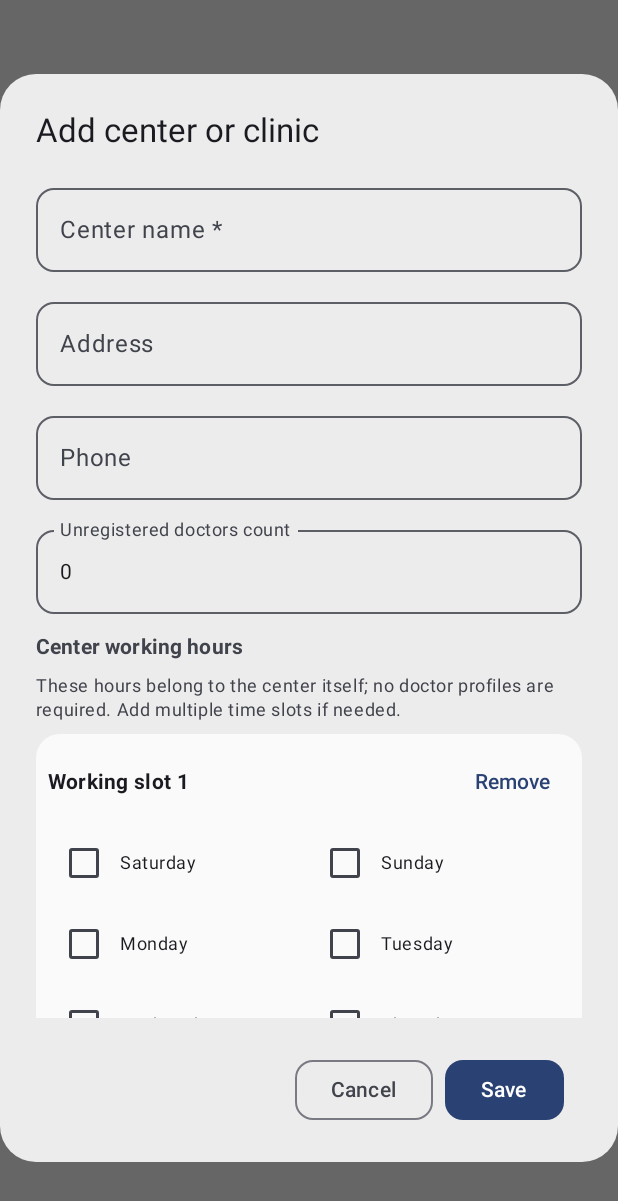
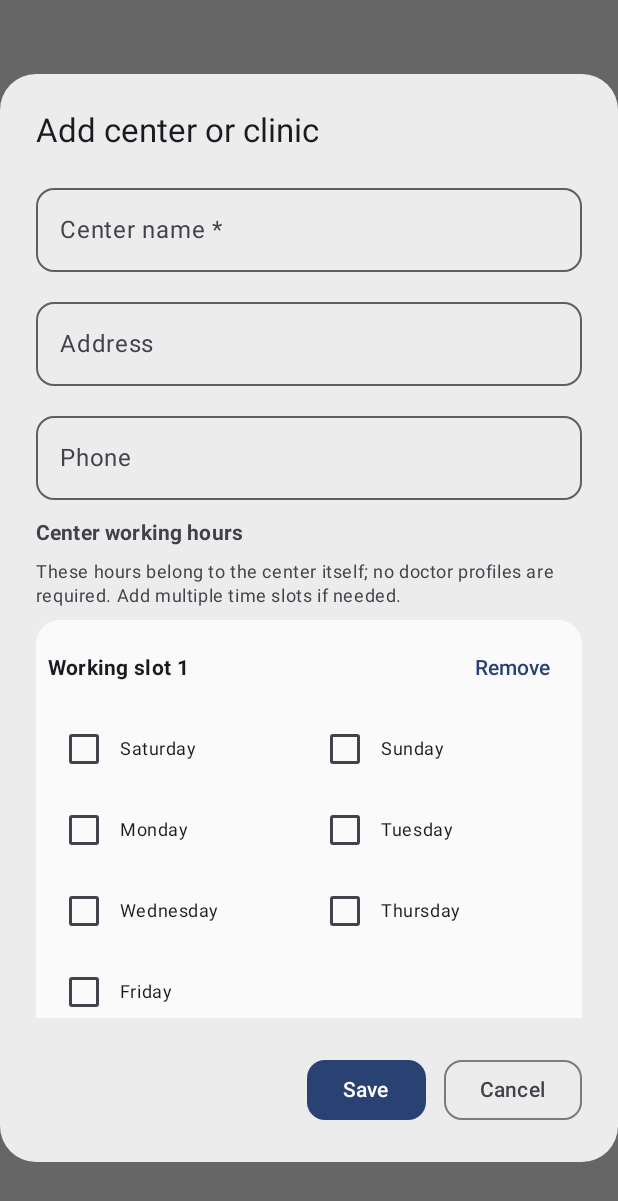
Before and after one commit to mohamed-ramadan-96/Medical-Rep-Manager, an Android app built with Jetpack Compose: the composable CenterFormDialog called with empty values, after a tap on "+ Add working-hours slot", on a phone screen of 412 x 824 dp. Shown: the top 1201 px of the screen. Run offline under Robolectric (Android 15) with nearby library versions, the phone set to English and light mode, and no system bars; our stand-ins replace Room's generated code.

Commit message:
Simplify center form and align working-hours controls

```diff
--- a/app/src/main/java/com/medicalrep/manager/ui/CentersScreen.kt
+++ b/app/src/main/java/com/medicalrep/manager/ui/CentersScreen.kt
@@ -363,7 +363,6 @@ private fun CenterFormDialog(
             }
         )
     }
-    var unregisteredDoctorCount by remember(initial) { mutableStateOf(initial?.unregisteredDoctorCount?.toString() ?: "0") }
     var latitude by remember(initial) { mutableStateOf(initial?.latitude) }
     var longitude by remember(initial) { mutableStateOf(initial?.longitude) }
     var mapUrl by remember(initial) { mutableStateOf(initial?.mapUrl) }
@@ -406,10 +405,6 @@ private fun CenterFormDialog(
                     )
                 }
                 item {
-                    OutlinedTextField(value = unregisteredDoctorCount, onValueChange = { value -> unregisteredDoctorCount = value.filter { it.isDigit() } }, modifier = Modifier.fillMaxWidth(), singleLine = true, shape = MaterialTheme.shapes.small, label = { Text(if (isArabic) "عدد الدكاترة غير المسجلين" else "Unregistered doctors count") })
-                }
-
-                item {
                     Column(verticalArrangement = Arrangement.spacedBy(8.dp)) {
                         Text(if (isArabic) "مواعيد عمل المركز" else "Center working hours", style = MaterialTheme.typography.titleSmall, fontWeight = FontWeight.Bold)
                         Text(if (isArabic) "المواعيد دي تخص المركز نفسه، ومش محتاجة ملفات أطباء. تقدر تضيف أكتر من فترة." else "These hours belong to the center itself; no doctor profiles are required. Add multiple time slots if needed.", style = MaterialTheme.typography.bodySmall, color = MaterialTheme.colorScheme.onSurfaceVariant)
@@ -421,7 +416,7 @@ private fun CenterFormDialog(
                                         TextButton(onClick = { workSlots = workSlots.filterIndexed { i, _ -> i != index } }) { Text(if (isArabic) "حذف" else "Remove") }
                                     }
                                     listOf(6 to "السبت", 7 to "الأحد", 1 to "الاثنين", 2 to "الثلاثاء", 3 to "الأربعاء", 4 to "الخميس", 5 to "الجمعة").chunked(2).forEach { pair ->
-                                        Row(verticalAlignment = Alignment.CenterVertically) {
+                                        Row(modifier = Modifier.fillMaxWidth(), verticalAlignment = Alignment.CenterVertically) {
                                             pair.forEach { (day, label) ->
                                                 Row(Modifier.weight(1f), verticalAlignment = Alignment.CenterVertically) {
                                                     Checkbox(checked = day in slot.days, onCheckedChange = { checked ->
@@ -434,8 +429,8 @@ private fun CenterFormDialog(
                                         }
                                     }
                                     Row(horizontalArrangement = Arrangement.spacedBy(8.dp)) {
-                                        OutlinedTextField(value = slot.startTime, onValueChange = { value -> workSlots = workSlots.toMutableList().also { it[index] = slot.copy(startTime = value) } }, modifier = Modifier.weight(1f), singleLine = true, shape = MaterialTheme.shapes.small, label = { Text(if (isArabic) "من HH:mm" else "From HH:mm") })
-                                        OutlinedTextField(value = slot.endTime, onValueChange = { value -> workSlots = workSlots.toMutableList().also { it[index] = slot.copy(endTime = value) } }, modifier = Modifier.weight(1f), singleLine = true, shape = MaterialTheme.shapes.small, label = { Text(if (isArabic) "إلى HH:mm" else "To HH:mm") })
+                                        OutlinedTextField(value = slot.startTime, onValueChange = { value -> workSlots = workSlots.toMutableList().also { it[index] = slot.copy(startTime = value) } }, modifier = Modifier.weight(1f), singleLine = true, shape = MaterialTheme.shapes.small, label = { Text(if (isArabic) "من" else "From") })
+                                        OutlinedTextField(value = slot.endTime, onValueChange = { value -> workSlots = workSlots.toMutableList().also { it[index] = slot.copy(endTime = value) } }, modifier = Modifier.weight(1f), singleLine = true, shape = MaterialTheme.shapes.small, label = { Text(if (isArabic) "إلى" else "To") })
                                     }
                                     OutlinedTextField(value = slot.notes, onValueChange = { value -> workSlots = workSlots.toMutableList().also { it[index] = slot.copy(notes = value) } }, modifier = Modifier.fillMaxWidth(), shape = MaterialTheme.shapes.small, label = { Text(if (isArabic) "ملاحظات الفترة" else "Slot notes") })
                                 }
@@ -533,6 +528,7 @@ private fun CenterFormDialog(
             }
         },
         confirmButton = {
+            Row(horizontalArrangement = Arrangement.spacedBy(12.dp), verticalAlignment = Alignment.CenterVertically) {
             Button(
                 onClick = {
                 if (name.isBlank()) nameError = true else onSave(
@@ -547,7 +543,7 @@ private fun CenterFormDialog(
                         longitude = longitude,
                         mapUrl = mapUrl,
 
-                        unregisteredDoctorCount = unregisteredDoctorCount.toIntOrNull() ?: 0
+                        unregisteredDoctorCount = initial?.unregisteredDoctorCount ?: 0
                     ),
                     workSlots.flatMap { slot ->
                         slot.days.map { day ->
@@ -566,13 +562,12 @@ private fun CenterFormDialog(
                     }
                 )
                 },
-                modifier = Modifier.padding(end = 12.dp),
                 shape = MaterialTheme.shapes.small
             ) { Text(if (isArabic) "حفظ" else "Save") }
+            OutlinedButton(onClick = onDismiss, shape = MaterialTheme.shapes.small) { Text(if (isArabic) "إلغاء" else "Cancel") }
+            }
         },
-        dismissButton = {
-            OutlinedButton(onClick = onDismiss, shape = MaterialTheme.shapes.small) { Text(if (isArabic) "إلغاء" else "Cancel") }
-        }
+        dismissButton = { }
     )
 
     if (showMapPicker) {
```
